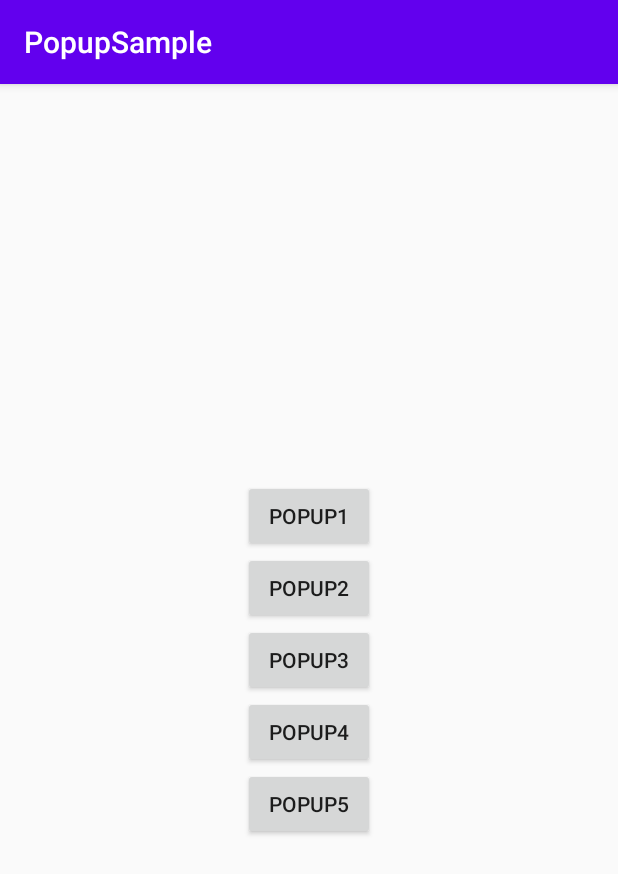
After one commit to adventam10/PopupSample, an Android app: the ListPopupWindowActivity screen opened directly, with no data from a screen before it, on a phone screen of 412 x 824 dp. The commit adds this screen. Shown: the top 874 px of the screen. Run offline under Robolectric (Android 15) with nearby library versions, the phone set to English and light mode, and no system bars.

Commit message:
Add ListPopupWindow

```diff
--- a/PopupSample/app/src/main/AndroidManifest.xml
+++ b/PopupSample/app/src/main/AndroidManifest.xml
@@ -9,7 +9,8 @@
         android:roundIcon="@mipmap/ic_launcher_round"
         android:supportsRtl="true"
         android:theme="@style/AppTheme">
-        <activity android:name=".PopupWindowActivity"></activity>
+        <activity android:name=".ListPopupWindowActivity"></activity>
+        <activity android:name=".PopupWindowActivity" />
         <activity android:name=".MenuActivity" />
         <activity android:name=".SnackBarActivity" />
         <activity android:name=".ToastActivity" />
--- a/PopupSample/app/src/main/java/com/example/popupsample/MainActivity.kt
+++ b/PopupSample/app/src/main/java/com/example/popupsample/MainActivity.kt
@@ -13,7 +13,7 @@ class MainActivity : AppCompatActivity() {
         setContentView(R.layout.activity_main)
 
         val listView = findViewById<ListView>(R.id.list)
-        val list = listOf("Dialog", "PopupWindow", "Toast", "SnackBar", "Menu")
+        val list = listOf("Dialog", "PopupWindow", "ListPopupWindow", "Toast", "SnackBar", "Menu")
         val adapter = ArrayAdapter(this, android.R.layout.simple_list_item_1, list)
         listView.adapter = adapter
 
@@ -22,6 +22,7 @@ class MainActivity : AppCompatActivity() {
             val intent = when (Menu.valueOf(text!!)) {
                 Menu.Dialog -> Intent(this, DialogActivity::class.java)
                 Menu.PopupWindow -> Intent(this, PopupWindowActivity::class.java)
+                Menu.ListPopupWindow -> Intent(this, ListPopupWindowActivity::class.java)
                 Menu.Toast -> Intent(this, ToastActivity::class.java)
                 Menu.SnackBar -> Intent(this, SnackBarActivity::class.java)
                 Menu.Menu -> Intent(this, MenuActivity::class.java)
@@ -33,5 +34,5 @@ class MainActivity : AppCompatActivity() {
 }
 
 enum class Menu {
-    Dialog, PopupWindow, Toast, SnackBar, Menu;
+    Dialog, PopupWindow, ListPopupWindow, Toast, SnackBar, Menu;
 }
--- /dev/null
+++ b/PopupSample/app/src/main/res/layout/activity_list_popup_window.xml
@@ -0,0 +1,45 @@
+<?xml version="1.0" encoding="utf-8"?>
+<androidx.constraintlayout.widget.ConstraintLayout xmlns:android="http://schemas.android.com/apk/res/android"
+    xmlns:app="http://schemas.android.com/apk/res-auto"
+    xmlns:tools="http://schemas.android.com/tools"
+    android:id="@+id/root"
+    android:layout_width="match_parent"
+    android:layout_height="match_parent"
+    tools:context=".ListPopupWindowActivity">
+
+    <LinearLayout
+        android:layout_width="wrap_content"
+        android:layout_height="wrap_content"
+        android:orientation="vertical"
+        app:layout_constraintStart_toStartOf="parent"
+        app:layout_constraintEnd_toEndOf="parent"
+        app:layout_constraintTop_toTopOf="parent"
+        app:layout_constraintBottom_toBottomOf="parent">
+
+        <Button
+            android:id="@+id/button1"
+            android:layout_width="wrap_content"
+            android:layout_height="wrap_content"
+            android:text="Popup1" />
+        <Button
+            android:id="@+id/button2"
+            android:layout_width="wrap_content"
+            android:layout_height="wrap_content"
+            android:text="Popup2" />
+        <Button
+            android:id="@+id/button3"
+            android:layout_width="wrap_content"
+            android:layout_height="wrap_content"
+            android:text="Popup3" />
+        <Button
+            android:id="@+id/button4"
+            android:layout_width="wrap_content"
+            android:layout_height="wrap_content"
+            android:text="Popup4" />
+        <Button
+            android:id="@+id/button5"
+            android:layout_width="wrap_content"
+            android:layout_height="wrap_content"
+            android:text="Popup5" />
+    </LinearLayout>
+</androidx.constraintlayout.widget.ConstraintLayout>
```
Also changed, not shown: PopupSample/app/src/main/java/com/example/popupsample/ListPopupWindowActivity.kt (added, +134 -0 lines).
